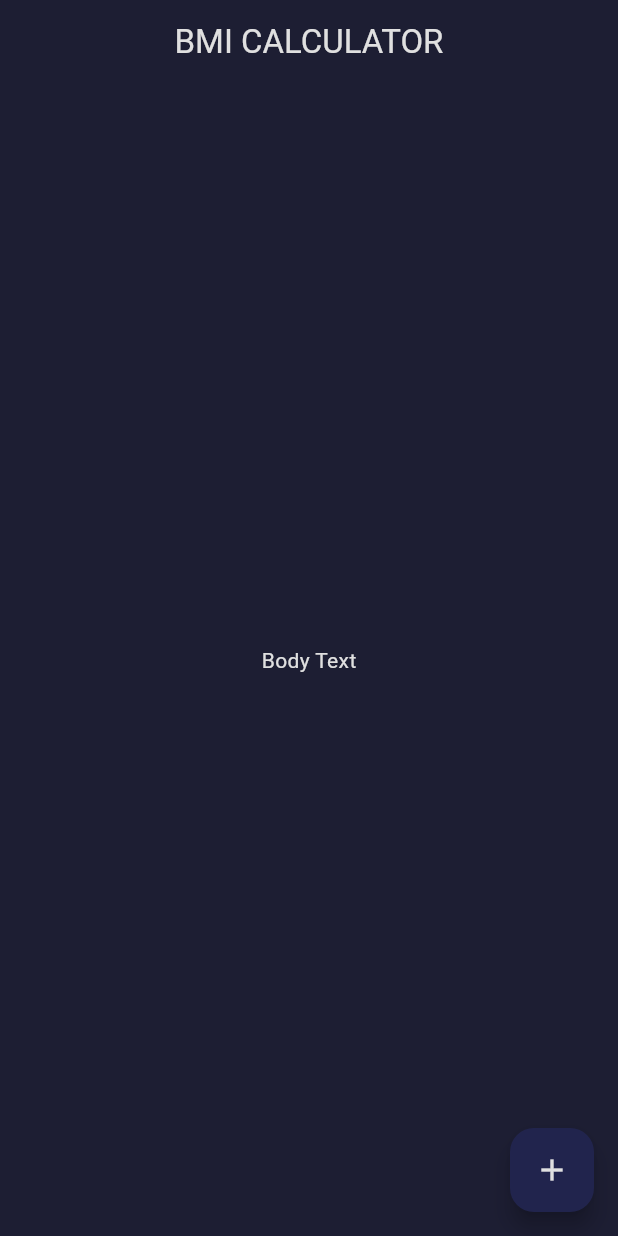
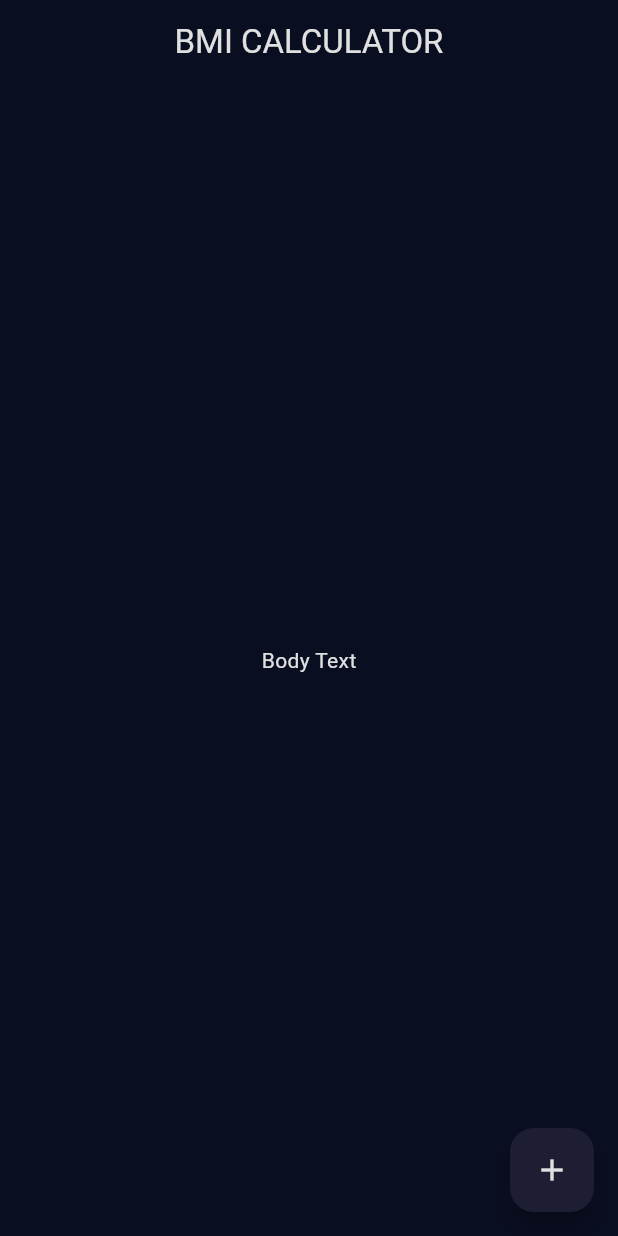
Before and after one commit to ChristianMC07/bmi_calculator, a Flutter app: the screen it shows after launch, on a phone screen of 412 x 824 dp. Run offline on Flutter 3.47's test engine with Material 3 defaults, Android fonts, the phone set to English and light mode, and no system bars.

Commit message:
changed primary, surface colors from the ThemeData

```diff
--- a/lib/main.dart
+++ b/lib/main.dart
@@ -20,9 +20,9 @@ class BMICalculator extends StatelessWidget {
           error: Colors.red,
           onBackground: themeForegroundColor,
           onError: themeForegroundColor,
-          primary: Color(0xFF21244d),
+          primary: Color(0xFF1d1e33),
           secondary: Colors.red,
-          surface: Color(0xFF1d1e33),
+          surface: themeBackgroundColor,
           onPrimary: themeForegroundColor,
           onSecondary: themeForegroundColor,
           onSurface: themeForegroundColor,
```
